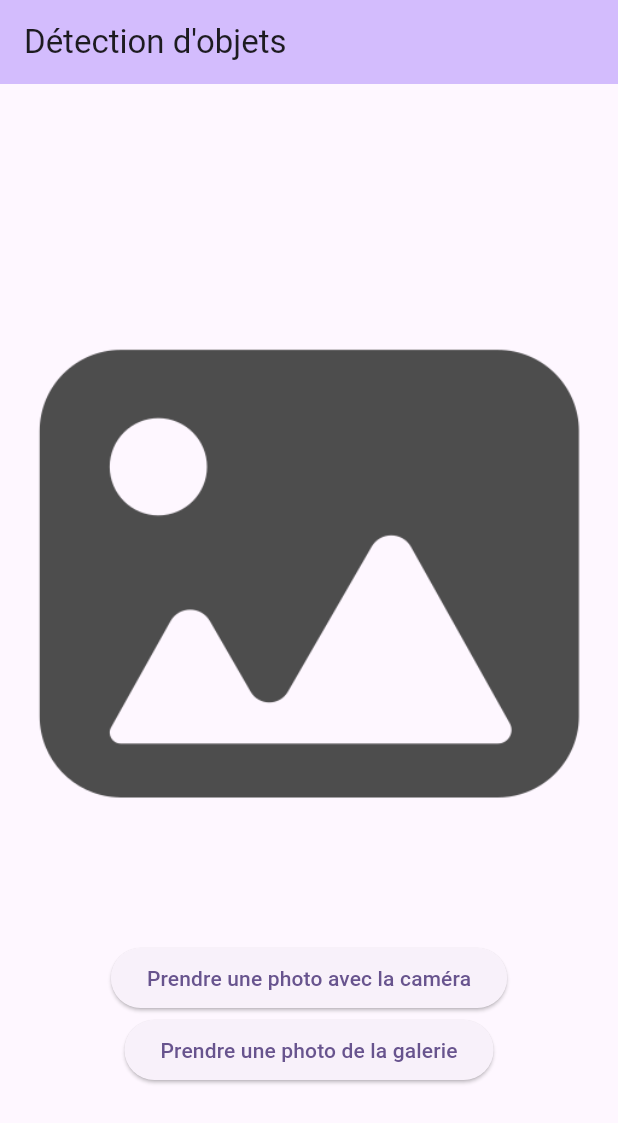
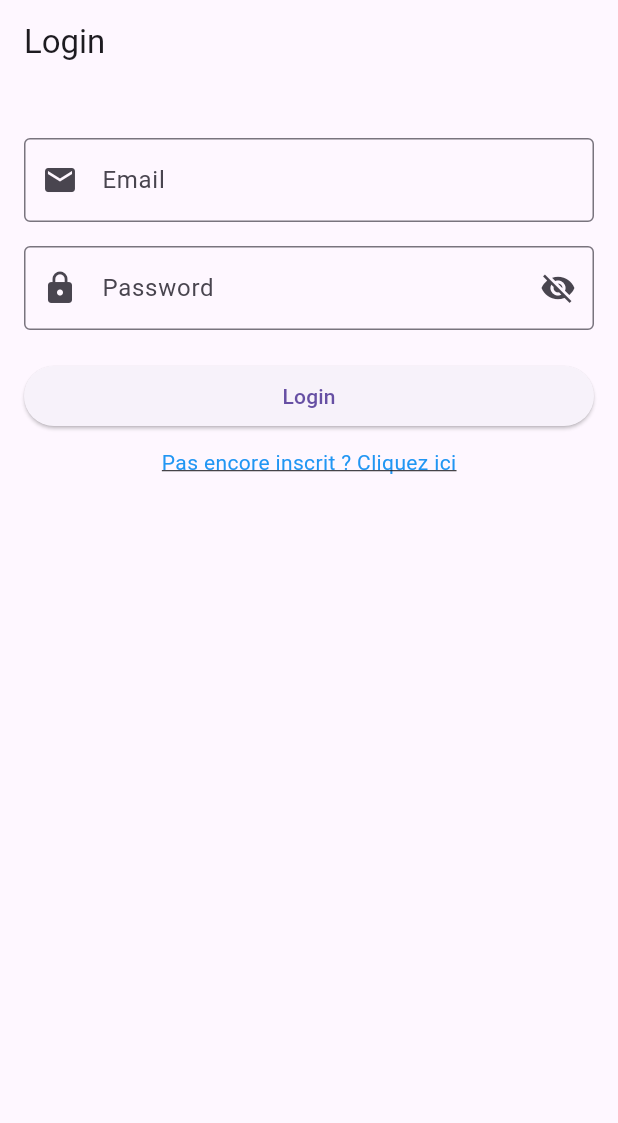
Before and after one commit to NoaBoubou/SAE501, a Flutter app: the screen it shows after launch, on a phone screen of 412 x 824 dp. Shown: the top 1123 px of the screen. Run offline on Flutter 3.47's test engine with Material 3 defaults, Android fonts, the phone set to English and light mode, and no system bars; our stand-ins replace cloud_firestore, firebase_auth, firebase_core, image_picker; missing offline and left inert: flutter_vision; accounts and stored records are empty.

Commit message:
ajout page de login et register (Lien firebase)

```diff
--- /dev/null
+++ b/lib/login_page.dart
@@ -0,0 +1,157 @@
+import 'package:flutter/material.dart';
+import 'package:firebase_auth/firebase_auth.dart';
+import 'main.dart'; // Importez MyHomePage
+import 'register_page.dart';
+
+class LoginPage extends StatefulWidget {
+  const LoginPage({super.key});
+
+  @override
+  State<LoginPage> createState() => _LoginPageState();
+}
+
+class _LoginPageState extends State<LoginPage> {
+  final _emailController = TextEditingController();
+  final _passwordController = TextEditingController();
+  final FirebaseAuth _auth = FirebaseAuth.instance;
+  bool _obscurePassword = true;
+
+  @override
+  void dispose() {
+    _emailController.dispose();
+    _passwordController.dispose();
+    super.dispose();
+  }
+
+  void _togglePasswordVisibility() {
+    setState(() {
+      _obscurePassword = !_obscurePassword;
+    });
+  }
+
+  void _login() async {
+    final email = _emailController.text.trim();
+    final password = _passwordController.text.trim();
+
+    if (email.isNotEmpty && password.isNotEmpty) {
+      try {
+        // Connexion avec Firebase
+        final userCredential = await FirebaseAuth.instance.signInWithEmailAndPassword(
+          email: email,
+          password: password,
+        );
+
+        print('Connexion réussie : ${userCredential.user?.uid}');
+
+        // Redirigez vers MyHomePage
+        Navigator.pushReplacement(
+          context,
+          MaterialPageRoute(
+            builder: (context) => const MyHomePage(title: 'Détection d\'objets'),
+          ),
+        );
+      } on FirebaseAuthException catch (e) {
+        // Gérer les exceptions spécifiques à FirebaseAuth
+        String errorMessage = 'Une erreur est survenue.';
+        if (e.code == 'user-not-found') {
+          errorMessage = 'Aucun utilisateur trouvé pour cet email.';
+        } else if (e.code == 'wrong-password') {
+          errorMessage = 'Mot de passe incorrect.';
+        } else if (e.code == 'invalid-email') {
+          errorMessage = 'Adresse email invalide.';
+        } else {
+          print('FirebaseAuthException : ${e.code}');
+          errorMessage = 'Une erreur est survenue : ${e.message}';
+        }
+
+        ScaffoldMessenger.of(context).showSnackBar(
+          SnackBar(content: Text(errorMessage)),
+        );
+      } catch (e) {
+        // Gérer les autres erreurs inattendues
+        print('Erreur inattendue : $e');
+        ScaffoldMessenger.of(context).showSnackBar(
+          const SnackBar(content: Text('Une erreur est survenue.')),
+        );
+      }
+    } else {
+      // Validation des champs
+      ScaffoldMessenger.of(context).showSnackBar(
+        const SnackBar(content: Text('Veuillez remplir tous les champs.')),
+      );
+    }
+  }
+
+
+
+  @override
+  Widget build(BuildContext context) {
+    return Scaffold(
+      appBar: AppBar(
+        title: const Text('Login'),
+      ),
+      body: Padding(
+        padding: const EdgeInsets.all(16.0),
+        child: SingleChildScrollView(
+          child: Column(
+            crossAxisAlignment: CrossAxisAlignment.start,
+            children: [
+              const SizedBox(height: 20),
+              TextField(
+                controller: _emailController,
+                keyboardType: TextInputType.emailAddress,
+                decoration: const InputDecoration(
+                  labelText: 'Email',
+                  prefixIcon: Icon(Icons.email),
+                  border: OutlineInputBorder(),
+                ),
+              ),
+              const SizedBox(height: 16),
+              TextField(
+                controller: _passwordController,
+                obscureText: _obscurePassword,
+                decoration: InputDecoration(
+                  labelText: 'Password',
+                  prefixIcon: const Icon(Icons.lock),
+                  suffixIcon: IconButton(
+                    icon: Icon(
+                      _obscurePassword ? Icons.visibility_off : Icons.visibility,
+                    ),
+                    onPressed: _togglePasswordVisibility,
+                  ),
+                  border: const OutlineInputBorder(),
+                ),
+              ),
+              const SizedBox(height: 20),
+              SizedBox(
+                width: double.infinity,
+                child: ElevatedButton(
+                  onPressed: _login,
+                  child: const Text('Login'),
+                ),
+              ),
+              const SizedBox(height: 10),
+              Center(
+                child: GestureDetector(
+                  onTap: () {
+                    Navigator.push(
+                      context,
+                      MaterialPageRoute(builder: (context) => const RegisterPage()),
+                    );
+                  },
+                  child: const Text(
+                    "Pas encore inscrit ? Cliquez ici",
+                    style: TextStyle(
+                      color: Colors.blue,
+                      decoration: TextDecoration.underline,
+                    ),
+                  ),
+                ),
+              ),
+            ],
+          ),
+        ),
+      ),
+    );
+  }
+}
--- a/lib/main.dart
+++ b/lib/main.dart
@@ -5,9 +5,14 @@ import 'package:image_picker/image_picker.dart';
 import 'package:flutter_vision/flutter_vision.dart';
 import 'package:path_provider/path_provider.dart';
 import 'package:flutter/painting.dart';
+import 'package:firebase_core/firebase_core.dart';
+import 'package:untitled/login_page.dart';
+import 'package:firebase_auth/firebase_auth.dart';
+
 
 void main() async {
   WidgetsFlutterBinding.ensureInitialized();
+  await Firebase.initializeApp(); // Initialisation de Firebase
   runApp(const MyApp());
 }
 
@@ -17,12 +22,9 @@ class MyApp extends StatelessWidget {
   @override
   Widget build(BuildContext context) {
     return MaterialApp(
-      title: 'Détection',
-      theme: ThemeData(
-        colorScheme: ColorScheme.fromSeed(seedColor: Colors.deepPurple),
-        useMaterial3: true,
-      ),
-      home: const MyHomePage(title: 'Détection d\'objets'),
+      title: 'Flutter Firebase Auth',
+      theme: ThemeData(primarySwatch: Colors.blue),
+      home: const LoginPage(), // Page par défaut : LoginPage
     );
   }
 }
@@ -59,6 +61,21 @@ class _MyHomePageState extends State<MyHomePage> {
       appBar: AppBar(
         backgroundColor: Theme.of(context).colorScheme.inversePrimary,
         title: Text(widget.title),
+        actions: [
+          IconButton(
+            icon: const Icon(Icons.logout),
+            onPressed: () async {
+              // Déconnexion Firebase
+              await FirebaseAuth.instance.signOut();
+              Navigator.pushReplacement(
+                context,
+                MaterialPageRoute(
+                  builder: (context) => const LoginPage(),
+                ),
+              );
+            },
+          ),
+        ],
       ),
       body: Center(
         child: _isLoading
@@ -68,15 +85,10 @@ class _MyHomePageState extends State<MyHomePage> {
             mainAxisAlignment: MainAxisAlignment.center,
             children: <Widget>[
               const SizedBox(height: 20),
-
-              // Affiche l'image annotée ou une image par défaut
               _imageSelectionnee != null
                   ? Image.file(_imageSelectionnee!)
                   : Image.asset('assets/galery.png'),
-
               const SizedBox(height: 20),
-
-              // Résultats de la reconnaissance
               if (_recognitions != null && _recognitions!.isNotEmpty)
                 Column(
                   children: [
@@ -93,13 +105,10 @@ class _MyHomePageState extends State<MyHomePage> {
                         'Objet: ${result['tag']}, Confiance: ${(result['box'][4] * 100).toStringAsFixed(2)}%',
                         style: const TextStyle(fontSize: 14),
                       );
-                    }).toList(),
+                    }),
                   ],
                 ),
-
               const SizedBox(height: 20),
-
-              // Boutons pour charger ou réinitialiser les images
               _imageSelectionnee == null
                   ? Column(
                 children: [
@@ -134,7 +143,7 @@ class _MyHomePageState extends State<MyHomePage> {
 
   Future _prendreImageGalerie() async {
     final imageRetournee =
-    await ImagePicker().pickImage(source: ImageSource.gallery);
+        await ImagePicker().pickImage(source: ImageSource.gallery);
     if (imageRetournee == null) return;
     setState(() {
       _imageSelectionnee = File(imageRetournee.path);
@@ -144,7 +153,7 @@ class _MyHomePageState extends State<MyHomePage> {
 
   Future _prendreImageCamera() async {
     final imageRetournee =
-    await ImagePicker().pickImage(source: ImageSource.camera);
+        await ImagePicker().pickImage(source: ImageSource.camera);
     if (imageRetournee == null) return;
     setState(() {
       _imageSelectionnee = File(imageRetournee.path);
@@ -153,6 +162,7 @@ class _MyHomePageState extends State<MyHomePage> {
   }
 
   Future _enregisterImage() async {
+    // Implémentation future si nécessaire
   }
 
   Future _annulerImage() async {
@@ -169,7 +179,6 @@ class _MyHomePageState extends State<MyHomePage> {
     final recorder = ui.PictureRecorder();
     final canvas = Canvas(recorder);
 
-    // Dessiner l'image originale
     final paintImage = Paint();
     canvas.drawImage(
       originalImage,
@@ -177,12 +186,10 @@ class _MyHomePageState extends State<MyHomePage> {
       paintImage,
     );
 
-    // Dessiner les boîtes et labels
     final paintBox = Paint()
       ..color = const Color(0xFFFF0000)
       ..style = PaintingStyle.stroke
       ..strokeWidth = 3.0;
-
 
     final textPainter = TextPainter(
       textAlign: TextAlign.left,
@@ -194,7 +201,6 @@ class _MyHomePageState extends State<MyHomePage> {
       final tag = result['tag'];
       final confidence = (box[4] * 100).toStringAsFixed(2);
 
-      // Dessiner la boîte
       canvas.drawRect(
         Rect.fromLTRB(
           box[0].toDouble(),
@@ -205,10 +211,9 @@ class _MyHomePageState extends State<MyHomePage> {
         paintBox,
       );
 
-      // Dessiner le label
       final textSpan = TextSpan(
         text: '$tag ($confidence%)',
-        style: TextStyle(
+        style: const TextStyle(
           color: Colors.white,
           fontSize: 16,
         ),
```
Also changed, not shown: lib/register_page.dart (added, +183 -0 lines), pubspec.yaml (+5 -2 lines), pubspec.lock, 6 other files.
